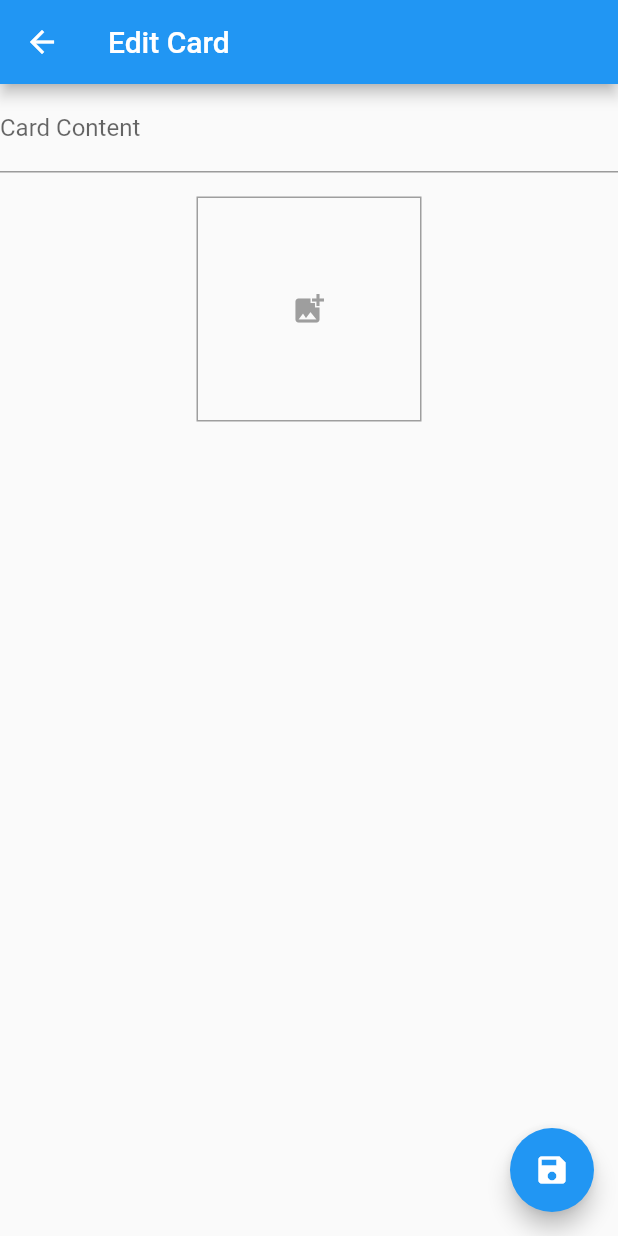
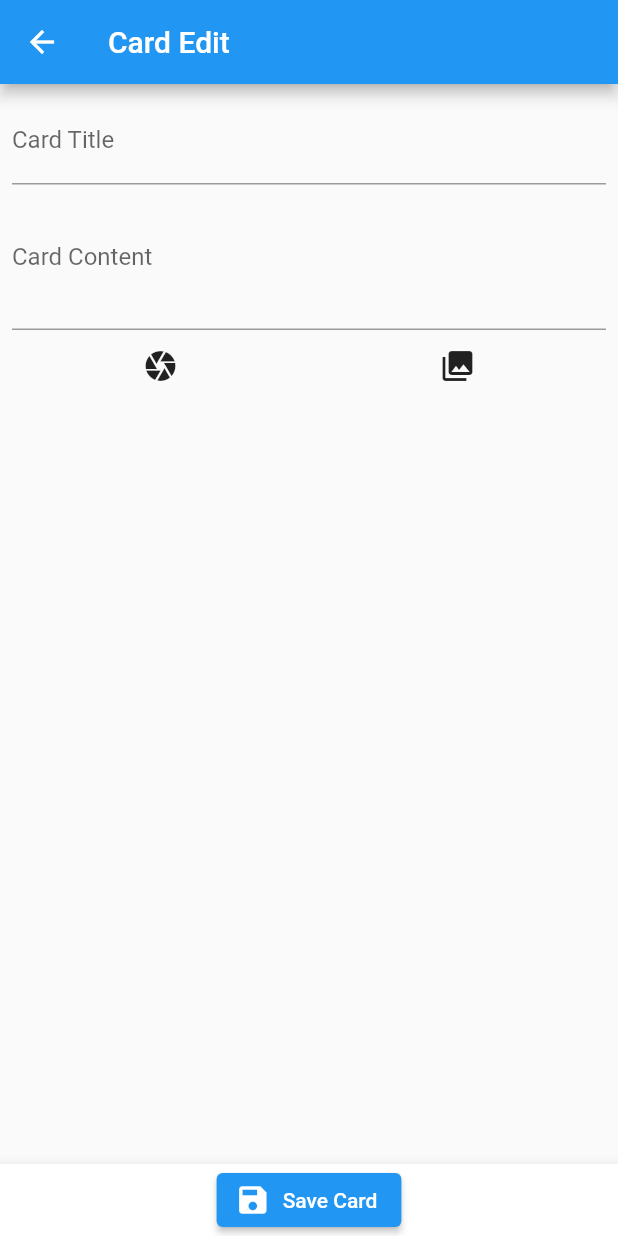
Before and after one commit to keitoutsumi/deck_app, a Flutter app: the CardEditScreen screen opened directly, on a phone screen of 412 x 824 dp. Run offline on Flutter 3.47's test engine with Material 2 defaults, Android fonts, the light colour scheme and no system bars; our stand-ins replace image_picker, sqflite; missing offline and left inert: your_app_name; accounts and stored records are empty; statements that could not run were skipped.

Commit message:
changed files

```diff
--- a/lib/main.dart
+++ b/lib/main.dart
@@ -1,5 +1,5 @@
 import 'package:flutter/material.dart';
-import 'package:deck_app/screens/deck_list_screen.dart';
+import 'package:your_app_name/screens/deck_list_screen.dart';
 
 void main() {
   runApp(MyApp());
@@ -12,7 +12,6 @@ class MyApp extends StatelessWidget {
       title: 'Deck App',
       theme: ThemeData(
         primarySwatch: Colors.blue,
-        visualDensity: VisualDensity.adaptivePlatformDensity,
       ),
       home: DeckListScreen(),
     );
--- a/lib/models/card_item.dart
+++ b/lib/models/card_item.dart
@@ -1,18 +1,12 @@
 class CardItem {
-  final String id;
+  final int id;
+  final String title;
   final String content;
-  final String? imagePath;
+  final String imagePath;
 
-  CardItem({required this.id, required this.content, this.imagePath});
-
-  CardItem.fromJson(Map<String, dynamic> json)
-      : id = json['id'],
-        content = json['content'],
-        imagePath = json['imagePath'];
-
-  Map<String, dynamic> toJson() => {
-        'id': id,
-        'content': content,
-        'imagePath': imagePath,
-      };
+  CardItem(
+      {required this.id,
+      required this.title,
+      required this.content,
+      required this.imagePath});
 }
--- a/lib/models/deck.dart
+++ b/lib/models/deck.dart
@@ -1,21 +1,9 @@
 import 'package:deck_app/models/card_item.dart';
 
 class Deck {
-  final String id;
+  final int id;
   final String title;
   final List<CardItem> cards;
 
   Deck({required this.id, required this.title, required this.cards});
-
-  Deck.fromJson(Map<String, dynamic> json)
-      : id = json['id'],
-        title = json['title'],
-        cards = List<CardItem>.from(
-            json['cards'].map((cardJson) => CardItem.fromJson(cardJson)));
-
-  Map<String, dynamic> toJson() => {
-        'id': id,
-        'title': title,
-        'cards': cards.map((card) => card.toJson()).toList(),
-      };
 }
--- a/lib/screens/card_edit_screen.dart
+++ b/lib/screens/card_edit_screen.dart
@@ -12,18 +12,30 @@ class CardEditScreen extends StatefulWidget {
 }
 
 class _CardEditScreenState extends State<CardEditScreen> {
+  late TextEditingController _titleController;
   late TextEditingController _contentController;
-  String? _imagePath;
+  late String _imagePath;
 
   @override
   void initState() {
     super.initState();
+    _titleController = TextEditingController(text: widget.card?.title ?? '');
     _contentController =
         TextEditingController(text: widget.card?.content ?? '');
-    _imagePath = widget.card?.imagePath;
+    _imagePath = widget.card?.imagePath ?? '';
   }
 
-  void _onImageSelected(String imagePath) {
+  void _saveCard() {
+    CardItem updatedCard = CardItem(
+      id: widget.card?.id ?? -1,
+      title: _titleController.text,
+      content: _contentController.text,
+      imagePath: _imagePath,
+    );
+    Navigator.pop(context, updatedCard);
+  }
+
+  void _selectImage(String imagePath) {
     setState(() {
       _imagePath = imagePath;
     });
@@ -33,28 +45,42 @@ class _CardEditScreenState extends State<CardEditScreen> {
   Widget build(BuildContext context) {
     return Scaffold(
       appBar: AppBar(
-        title: Text('Edit Card'),
+        title: Text('Card Edit'),
       ),
-      body: Column(
+      body: SingleChildScrollView(
+        child: Padding(
+          padding: const EdgeInsets.all(8.0),
+          child: Column(
             children: [
-          TextField(
+              TextFormField(
+                controller: _titleController,
+                decoration: InputDecoration(labelText: 'Card Title'),
+              ),
+              TextFormField(
                 controller: _contentController,
-            decoration: InputDecoration(
-              labelText: 'Card Content',
+                decoration: InputDecoration(labelText: 'Card Content'),
+                minLines: 3,
+                maxLines: 5,
               ),
-          ),
-          SizedBox(height: 16),
               ImageSelector(
-            initialImage: _imagePath,
-            onImageSelected: _onImageSelected,
+                onImageSelected: _selectImage,
+                imagePath: _imagePath,
               ),
             ],
           ),
-      floatingActionButton: FloatingActionButton(
-        onPressed: () {
-          // カードの変更を保存する処理を実装する
-        },
-        child: Icon(Icons.save),
+        ),
+      ),
+      bottomNavigationBar: BottomAppBar(
+        child: Row(
+          mainAxisAlignment: MainAxisAlignment.center,
+          children: [
+            ElevatedButton.icon(
+              onPressed: _saveCard,
+              icon: Icon(Icons.save),
+              label: Text('Save Card'),
+            ),
+          ],
+        ),
       ),
     );
   }
--- a/lib/widgets/image_selector.dart
+++ b/lib/widgets/image_selector.dart
@@ -3,56 +3,59 @@ import 'package:flutter/material.dart';
 import 'package:image_picker/image_picker.dart';
 
 class ImageSelector extends StatefulWidget {
-  final String? initialImage;
-  final void Function(String imagePath) onImageSelected;
+  final Function(String) onImageSelected;
+  final String? imagePath;
 
-  ImageSelector({required this.onImageSelected, this.initialImage});
+  ImageSelector({required this.onImageSelected, this.imagePath});
 
   @override
   _ImageSelectorState createState() => _ImageSelectorState();
 }
 
 class _ImageSelectorState extends State<ImageSelector> {
-  String? _imagePath;
+  late String _imagePath;
 
   @override
   void initState() {
     super.initState();
-    _imagePath = widget.initialImage;
+    _imagePath = widget.imagePath ?? '';
   }
 
-  Future<void> _getImage() async {
+  void _getImage(ImageSource source) async {
     final picker = ImagePicker();
-    final pickedFile = await picker.pickImage(source: ImageSource.gallery);
+    final pickedFile = await picker.pickImage(source: source);
 
     if (pickedFile != null) {
       setState(() {
         _imagePath = pickedFile.path;
       });
-      widget.onImageSelected(pickedFile.path);
+      widget.onImageSelected(_imagePath);
     }
   }
 
   @override
   Widget build(BuildContext context) {
-    return InkWell(
-      onTap: _getImage,
-      child: Container(
-        width: 150,
-        height: 150,
-        decoration: BoxDecoration(
-          border: Border.all(color: Colors.grey),
+    return Column(
+      children: [
+        Row(
+          mainAxisAlignment: MainAxisAlignment.spaceAround,
+          children: [
+            IconButton(
+              icon: Icon(Icons.camera),
+              onPressed: () => _getImage(ImageSource.camera),
+            ),
+            IconButton(
+              icon: Icon(Icons.photo_library),
+              onPressed: () => _getImage(ImageSource.gallery),
+            ),
+          ],
         ),
-        child: _imagePath != null
-            ? Image.file(
-                File(_imagePath!),
-                fit: BoxFit.cover,
-              )
-            : Icon(
-                Icons.add_photo_alternate,
-                color: Colors.grey,
-              ),
-      ),
+        if (_imagePath.isNotEmpty)
+          Padding(
+            padding: const EdgeInsets.all(8.0),
+            child: Image.file(File(_imagePath)),
+          ),
+      ],
     );
   }
 }
--- a/pubspec.yaml
+++ b/pubspec.yaml
@@ -11,7 +11,9 @@ dependencies:
     sdk: flutter
   path_provider:
   image_picker:
-  flutter_staggered_grid_view:
+  image:
+  sqflite:
+  uuid:
 
 dev_dependencies:
   flutter_test:
```
Also changed, not shown: lib/screens/deck_edit_screen.dart (+90 -22 lines), lib/screens/deck_list_screen.dart (+42 -20 lines), lib/screens/deck_view_screen.dart (added, +74 -0 lines), lib/services/storage.dart (+74 -24 lines), pubspec.lock, 1 other file. Lines whose indentation alone changed are shown as unchanged.
